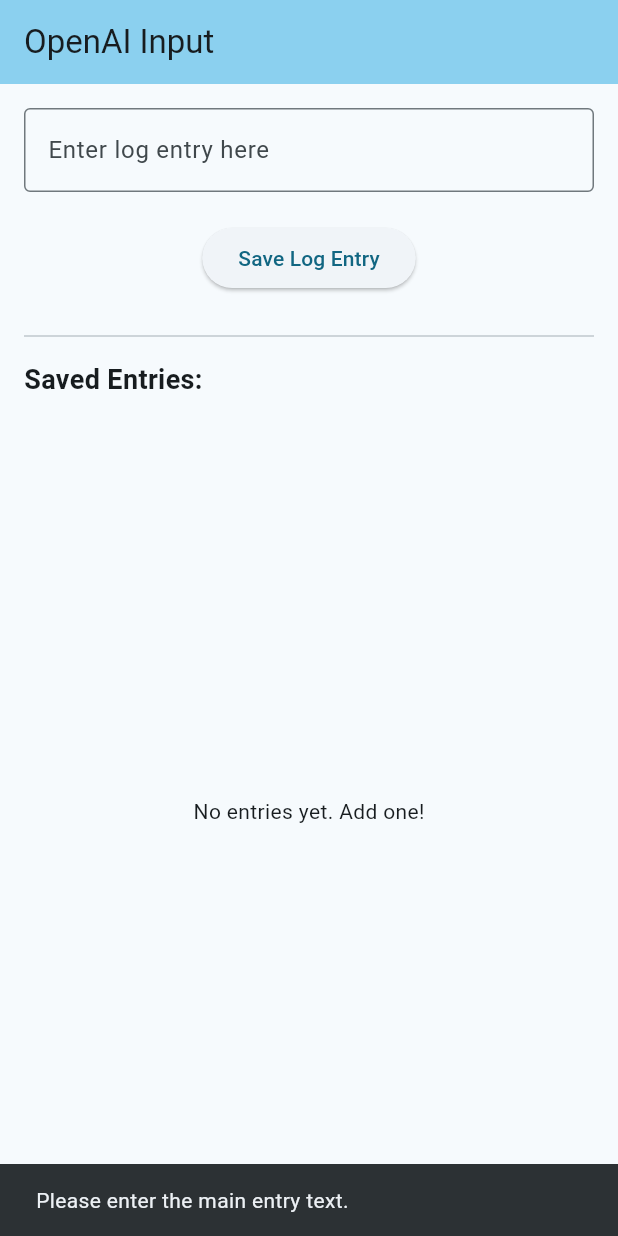
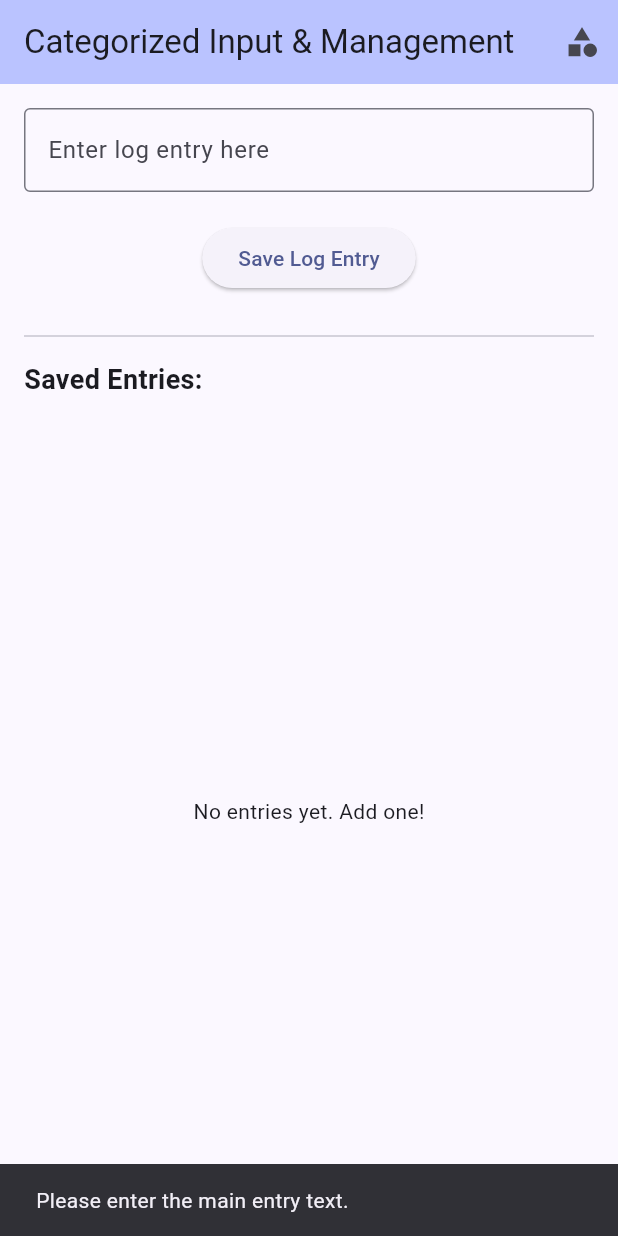
Before and after one commit to AndrewBert/log-everything, a Flutter app: the screen it shows after launch, after a tap on "Save Log Entry", on a phone screen of 412 x 824 dp. Run offline on Flutter 3.47's test engine with Material 3 defaults, Android fonts, the phone set to English and light mode, and no system bars; our stand-ins replace bloc, flutter_bloc, flutter_dotenv, shared_preferences.

Commit message:
custom categories

```diff
--- a/lib/cubit/entry_cubit.dart
+++ b/lib/cubit/entry_cubit.dart
@@ -5,30 +5,166 @@ import 'package:http/http.dart' as http;
 import '../entry.dart';
 import 'dart:convert';
 
-class EntryCubit extends Cubit<List<Entry>> {
-  EntryCubit() : super([]);
+// 1. Define a state class to hold both entries and categories
+class EntryState {
+  final List<Entry> entries;
+  final List<String> categories;
+  final bool isLoading; // Optional: track loading state
+
+  EntryState({
+    this.entries = const [],
+    this.categories = const [],
+    this.isLoading = false,
+  });
+
+  // Helper method to create a copy with updated values
+  EntryState copyWith({
+    List<Entry>? entries,
+    List<String>? categories,
+    bool? isLoading,
+  }) {
+    return EntryState(
+      entries: entries ?? this.entries,
+      categories: categories ?? this.categories,
+      isLoading: isLoading ?? this.isLoading,
+    );
+  }
+}
+
+class EntryCubit extends Cubit<EntryState> {
+  // Initialize with an empty EntryState
+  EntryCubit() : super(EntryState()) {
+    // Load initial data when cubit is created
+    _loadAllData();
+  }
 
   static const String _entriesKey = 'saved_entries_v3_categorized';
-  final String _apiKey = dotenv.env['OPENAI_API_KEY'] ?? 'YOUR_API_KEY_NOT_FOUND';
-  // Updated API URL based on the provided documentation
+  static const String _categoriesKey =
+      'custom_categories_v1'; // New key for categories
+  final String _apiKey =
+      dotenv.env['OPENAI_API_KEY'] ?? 'YOUR_API_KEY_NOT_FOUND';
   final String _apiUrl = 'https://api.openai.com/v1/responses';
 
-  // Get category from OpenAI API using the /v1/responses endpoint
+  // --- Category Management ---
+
+  List<String> get _defaultCategories => [
+    'Food',
+    'Work',
+    'Exercise',
+    'Shopping',
+    'Idea',
+    'Finance',
+    'Social',
+    'Health',
+    'Home',
+    'Commute',
+    'Media',
+    'Sleep',
+    'Observation',
+    'Misc',
+  ];
+
+  Future<void> _loadCategories() async {
+    final prefs = await SharedPreferences.getInstance();
+    final savedCategories = prefs.getStringList(_categoriesKey);
+    if (savedCategories == null || savedCategories.isEmpty) {
+      // If no categories saved, use defaults and save them
+      emit(state.copyWith(categories: _defaultCategories));
+      await _saveCategories(_defaultCategories);
+    } else {
+      emit(state.copyWith(categories: savedCategories));
+    }
+    print("Cubit: Loaded Categories: ${state.categories}");
+  }
+
+  Future<void> _saveCategories(List<String> categories) async {
+    final prefs = await SharedPreferences.getInstance();
+    await prefs.setStringList(_categoriesKey, categories);
+    print("Cubit: Saved Categories: $categories");
+  }
+
+  Future<void> addCustomCategory(String newCategory) async {
+    final trimmedCategory = newCategory.trim();
+    if (trimmedCategory.isNotEmpty &&
+        !state.categories.contains(trimmedCategory)) {
+      // Create a new list instance for state update
+      final updatedCategories = List<String>.from(state.categories)
+        ..add(trimmedCategory);
+      emit(state.copyWith(categories: updatedCategories)); // Update state
+      await _saveCategories(updatedCategories); // Persist
+    }
+  }
+
+  // --- Entry Loading/Saving (Modified to use EntryState) ---
+
+  Future<void> _loadEntries() async {
+    final prefs = await SharedPreferences.getInstance();
+    List<Entry> loadedEntries = [];
+    bool loadSuccess = true;
+
+    try {
+      final savedEntriesJson = prefs.getStringList(_entriesKey) ?? [];
+      if (savedEntriesJson.isNotEmpty) {
+        loadedEntries =
+            savedEntriesJson.map((jsonString) {
+              return Entry.fromJsonString(jsonString);
+            }).toList();
+      }
+      print(
+        'Cubit: Successfully loaded ${loadedEntries.length} categorized entries.',
+      );
+      // Emit combined state
+      emit(state.copyWith(entries: loadedEntries));
+    } catch (e) {
+      print(
+        'Cubit Error loading entries: $e. Clearing potentially incompatible data for key $_entriesKey.',
+      );
+      loadSuccess = false;
+      await prefs.remove(_entriesKey);
+      // Emit combined state with empty entries
+      emit(state.copyWith(entries: []));
+    }
+  }
+
+  // Combined loading function
+  Future<void> _loadAllData() async {
+    emit(state.copyWith(isLoading: true));
+    await _loadCategories(); // Load categories first (needed for prompt)
+    await _loadEntries(); // Then load entries
+    emit(state.copyWith(isLoading: false));
+  }
+
+  Future<void> _saveEntries(List<Entry> entries) async {
+    try {
+      final prefs = await SharedPreferences.getInstance();
+      // Use the entries passed to the function (which should reflect the latest state)
+      final entriesJson = entries.map((entry) => entry.toJsonString()).toList();
+      await prefs.setStringList(_entriesKey, entriesJson);
+      print('Cubit: Saved ${entries.length} categorized entries.');
+    } catch (e) {
+      print('Cubit Error saving entries: $e');
+    }
+  }
+
+  // --- OpenAI Call (Modified to use categories from state) ---
+
   Future<String> _getCategoryFromOpenAI(String text) async {
     if (_apiKey == 'YOUR_API_KEY_NOT_FOUND') {
       print('ERROR: OpenAI API Key not found in .env file.');
       return 'Config Error';
     }
+    if (state.categories.isEmpty) {
+      print("Error: No categories loaded for prompt.");
+      return 'Config Error'; // Cannot proceed without categories
+    }
 
     print("Calling OpenAI API (v1/responses) for text: '$text'");
-    final List<String> possibleCategories = [
-      'Food', 'Work', 'Exercise', 'Shopping', 'Idea', 'Finance',
-      'Social', 'Health', 'Home', 'Commute', 'Media', 'Sleep', 'Observation', 'Misc'
-    ];
+    final List<String> currentCategories =
+        state.categories; // Use categories from state
 
-    // Use the 'instructions' field for the system prompt
+    // Fixed: Use single quotes for the join separator
     final String instructions =
-        "You are a text categorization assistant. Based on the user's input, assign ONE of the following categories: ${possibleCategories.join(", ")}. Respond with ONLY the category name and nothing else.";
+        "You are a text categorization assistant. Based on the user's input, assign ONE of the following categories: ${currentCategories.join(', ')}. Respond with ONLY the category name and nothing else.";
 
     final String inputText = text;
 
@@ -38,51 +174,48 @@ class EntryCubit extends Cubit<List<Entry>> {
         headers: {
           'Content-Type': 'application/json',
           'Authorization': 'Bearer $_apiKey',
-          // Consider adding 'OpenAI-Beta': 'assistants=v1' or similar if required by the specific API version/features, but start without.
         },
-        // Structure the body according to the /v1/responses documentation
         body: jsonEncode({
-          'model': 'gpt-4o', // Using a capable model like gpt-4o is recommended
+          'model': 'gpt-4o',
           'input': inputText,
           'instructions': instructions,
-          'temperature': 0.1, // Keep low for deterministic category
-          // max_output_tokens removed - relying on default behavior and prompt strength
-          // Removed 'messages' key
+          'temperature': 0.1,
         }),
       );
 
       if (response.statusCode == 200) {
         final responseBody = jsonDecode(response.body);
-
-        // Check response status as per the documentation
         if (responseBody['status'] == 'completed') {
-          // Navigate the new response structure
           if (responseBody['output'] != null &&
               responseBody['output'].isNotEmpty &&
               responseBody['output'][0]['type'] == 'message' &&
               responseBody['output'][0]['content'] != null &&
               responseBody['output'][0]['content'].isNotEmpty &&
-              responseBody['output'][0]['content'][0]['type'] == 'output_text' &&
-              responseBody['output'][0]['content'][0]['text'] != null)
-          {
-            String category = responseBody['output'][0]['content'][0]['text'].trim();
+              responseBody['output'][0]['content'][0]['type'] ==
+                  'output_text' &&
+              responseBody['output'][0]['content'][0]['text'] != null) {
+            String category =
+                responseBody['output'][0]['content'][0]['text'].trim();
+            category = category.replaceAll('.', '');
 
-            // Simple validation/cleanup
-            category = category.replaceAll('.', ''); // Remove trailing periods if any
-            if (possibleCategories.contains(category)) {
+            // Validate against the *current* categories list used in the prompt
+            if (currentCategories.contains(category)) {
               print("OpenAI response (/v1/responses): Category '$category'");
               return category;
             } else {
-              print("OpenAI response ('$category') not in predefined list or unexpected format. Falling back.");
-              return 'Misc'; // Fallback if unexpected response format/content
+              print(
+                "OpenAI response ('$category') not in provided list (${currentCategories.join(', ')}). Falling back.",
+              );
+              return 'Misc'; // Fallback if unexpected response
             }
           } else {
-             print('OpenAI Error: Could not find expected text in response structure.');
+            print(
+              'OpenAI Error: Could not find expected text in response structure.',
+            );
             print('Response Output: ${responseBody['output']}');
             return 'Parse Error';
           }
         } else {
-           // Handle non-completed statuses (e.g., 'failed', 'in_progress')
           print('OpenAI Error: Response status is ${responseBody['status']}');
           if (responseBody['error'] != null) {
             print('Error Details: ${responseBody['error']}');
@@ -100,55 +233,27 @@ class EntryCubit extends Cubit<List<Entry>> {
     }
   }
 
-  // Load entries (remains the same)
-  Future<void> loadEntries() async {
-     final prefs = await SharedPreferences.getInstance();
-    List<Entry> loadedEntries = [];
-    bool loadSuccess = true;
+  // --- Add Entry (Modified for EntryState) ---
 
-    try {
-      final savedEntriesJson = prefs.getStringList(_entriesKey) ?? [];
-      if (savedEntriesJson.isNotEmpty) {
-        loadedEntries = savedEntriesJson.map((jsonString) {
-          return Entry.fromJsonString(jsonString);
-        }).toList();
-      }
-      print('Cubit: Successfully loaded ${loadedEntries.length} categorized entries.');
-      emit(loadedEntries);
-    } catch (e) {
-      print('Cubit Error loading entries: $e. Clearing potentially incompatible data for key $_entriesKey.');
-      loadSuccess = false;
-      await prefs.remove(_entriesKey);
-      emit([]);
-    }
-  }
-
-  // Save entries (remains the same)
-  Future<void> _saveEntries(List<Entry> entries) async {
-     try {
-      final prefs = await SharedPreferences.getInstance();
-      final entriesJson = entries.map((entry) => entry.toJsonString()).toList();
-      await prefs.setStringList(_entriesKey, entriesJson);
-      print('Cubit: Saved ${entries.length} categorized entries.');
-    } catch (e) {
-      print('Cubit Error saving entries: $e');
-    }
-  }
-
-  // Add a new entry using OpenAI API (v1/responses) for category
   Future<void> addEntry(String text) async {
     if (text.isNotEmpty) {
       String category = 'Processing...';
 
+      // Create entry with temp category
       final tempEntry = Entry(
         text: text,
         timestamp: DateTime.now(),
         category: category,
       );
-      final tempList = List<Entry>.from(state)..add(tempEntry);
-      emit(tempList);
+
+      // Add to current entry list and emit intermediate state
+      final tempList = List<Entry>.from(state.entries)..add(tempEntry);
+      emit(
+        state.copyWith(entries: tempList, isLoading: true),
+      ); // Indicate loading
       final entryIndex = tempList.length - 1;
 
+      // Get actual category
       try {
         category = await _getCategoryFromOpenAI(text);
       } catch (e) {
@@ -156,21 +261,26 @@ class EntryCubit extends Cubit<List<Entry>> {
         category = 'Error';
       }
 
+      // Create final entry
       final finalEntry = Entry(
         text: text,
         timestamp: tempEntry.timestamp,
         category: category,
       );
 
-      final updatedList = List<Entry>.from(state);
-      if(entryIndex < updatedList.length){
-         updatedList[entryIndex] = finalEntry;
-         emit(updatedList);
-         await _saveEntries(updatedList);
+      // Update the specific entry in the list
+      // Important: Create NEW list instance for state update
+      final finalEntriesList = List<Entry>.from(state.entries);
+      if (entryIndex < finalEntriesList.length) {
+        finalEntriesList[entryIndex] = finalEntry;
+        emit(
+          state.copyWith(entries: finalEntriesList, isLoading: false),
+        ); // Emit final state
+        await _saveEntries(finalEntriesList); // Save
       } else {
         print("Error updating entry, index out of bounds. Adding as new.");
-         final fallbackList = List<Entry>.from(state)..add(finalEntry);
-         emit(fallbackList);
+        final fallbackList = List<Entry>.from(state.entries)..add(finalEntry);
+        emit(state.copyWith(entries: fallbackList, isLoading: false));
         await _saveEntries(fallbackList);
       }
     }
--- a/lib/main.dart
+++ b/lib/main.dart
@@ -1,14 +1,13 @@
 import 'package:flutter/material.dart';
 import 'package:flutter_bloc/flutter_bloc.dart';
 import 'package:intl/intl.dart';
-import 'package:flutter_dotenv/flutter_dotenv.dart'; // Import dotenv
+import 'package:flutter_dotenv/flutter_dotenv.dart';
 import 'entry.dart';
-import 'cubit/entry_cubit.dart';
+import 'cubit/entry_cubit.dart'; // Import the Cubit and its State
 
 Future<void> main() async {
-  // Make main async
-  WidgetsFlutterBinding.ensureInitialized(); // Ensure bindings are initialized
-  await dotenv.load(fileName: ".env"); // Load the .env file
+  WidgetsFlutterBinding.ensureInitialized();
+  await dotenv.load(fileName: ".env");
   runApp(const MyApp());
 }
 
@@ -19,21 +18,18 @@ class MyApp extends StatelessWidget {
   Widget build(BuildContext context) {
     Intl.defaultLocale = 'en_US';
     return BlocProvider(
-      // Pass dotenv to the cubit if needed, or load within cubit
-      create: (context) => EntryCubit()..loadEntries(),
+      create: (context) => EntryCubit(),
       child: MaterialApp(
-        title: 'OpenAI Input App',
+        title: 'Custom Category App',
         theme: ThemeData(
-          colorScheme: ColorScheme.fromSeed(seedColor: Colors.blueGrey),
+          colorScheme: ColorScheme.fromSeed(seedColor: Colors.indigo),
           useMaterial3: true,
         ),
-        home: const MyHomePage(title: 'OpenAI Input'),
+        home: const MyHomePage(title: 'Categorized Input & Management'),
       ),
     );
   }
 }
-
-// --- Rest of MyHomePage and _MyHomePageState remain the same ---
 
 class MyHomePage extends StatefulWidget {
   const MyHomePage({super.key, required this.title});
@@ -56,13 +52,12 @@ class _MyHomePageState extends State<MyHomePage> {
 
   void _handleInput() {
     final String currentInput = _textController.text;
-
     if (currentInput.isNotEmpty) {
       context.read<EntryCubit>().addEntry(currentInput);
       _textController.clear();
       ScaffoldMessenger.of(context).showSnackBar(
         const SnackBar(
-          content: Text('Processing entry...'), // Indicate processing
+          content: Text('Processing entry...'),
           duration: Duration(milliseconds: 800),
         ),
       );
@@ -73,12 +68,107 @@ class _MyHomePageState extends State<MyHomePage> {
     }
   }
 
+  // --- UI for Category Management ---
+  void _showManageCategoriesDialog() {
+    final categoryInputController = TextEditingController();
+
+    showDialog(
+      context: context,
+      // Use BlocProvider.value to pass the existing Cubit instance to the dialog subtree
+      builder:
+          (_) => BlocProvider.value(
+            value: BlocProvider.of<EntryCubit>(
+              context,
+            ), // Pass the existing cubit
+            child: AlertDialog(
+              title: const Text('Manage Categories'),
+              // Make content scrollable in case of many categories
+              content: SizedBox(
+                width: double.maxFinite, // Use available width
+                child: Column(
+                  mainAxisSize: MainAxisSize.min, // Take minimum vertical space
+                  children: [
+                    // Listen to the Cubit state for categories
+                    BlocBuilder<EntryCubit, EntryState>(
+                      builder: (context, state) {
+                        if (state.categories.isEmpty) {
+                          return const Text('No categories found.');
+                        }
+                        // Display categories in a scrollable list
+                        return Expanded(
+                          child: ListView.builder(
+                            shrinkWrap: true, // Important for Column layout
+                            itemCount: state.categories.length,
+                            itemBuilder: (context, index) {
+                              final category = state.categories[index];
+                              return ListTile(
+                                title: Text(category),
+                                dense: true,
+                                // Optional: Add delete button here later
+                              );
+                            },
+                          ),
+                        );
+                      },
+                    ),
+                    const Divider(),
+                    // Input field to add a new category
+                    Padding(
+                      padding: const EdgeInsets.only(top: 8.0),
+                      child: TextField(
+                        controller: categoryInputController,
+                        decoration: const InputDecoration(
+                          labelText: 'New Category Name',
+                          hintText: 'Enter category to add...',
+                          border: OutlineInputBorder(),
+                          contentPadding: EdgeInsets.symmetric(
+                            horizontal: 10,
+                            vertical: 8,
+                          ),
+                        ),
+                      ),
+                    ),
+                  ],
+                ),
+              ),
+              actions: [
+                TextButton(
+                  child: const Text('Cancel'),
+                  onPressed: () => Navigator.of(context).pop(),
+                ),
+                TextButton(
+                  child: const Text('Add Category'),
+                  onPressed: () {
+                    final newCategory = categoryInputController.text;
+                    if (newCategory.isNotEmpty) {
+                      // Call the cubit method to add
+                      context.read<EntryCubit>().addCustomCategory(newCategory);
+                      categoryInputController
+                          .clear(); // Clear field after adding
+                      // Optionally, keep the dialog open or close it
+                      // Navigator.of(context).pop();
+                    }
+                  },
+                ),
+              ],
+            ),
+          ),
+    );
+  }
+
   @override
   Widget build(BuildContext context) {
     return Scaffold(
       appBar: AppBar(
         backgroundColor: Theme.of(context).colorScheme.inversePrimary,
         title: Text(widget.title),
+        actions: [
+          IconButton(
+            icon: const Icon(Icons.category),
+            tooltip: 'Manage Categories',
+            onPressed: _showManageCategoriesDialog,
+          ),
+        ],
       ),
       body: Padding(
         padding: const EdgeInsets.all(16.0),
@@ -112,25 +202,45 @@ class _MyHomePageState extends State<MyHomePage> {
               ),
             ),
             Expanded(
-              child: BlocBuilder<EntryCubit, List<Entry>>(
-                builder: (context, entries) {
-                  if (entries.isEmpty) {
+              child: BlocBuilder<EntryCubit, EntryState>(
+                builder: (context, state) {
+                  if (state.isLoading && state.entries.isEmpty) {
+                    return const Center(child: CircularProgressIndicator());
+                  }
+                  if (state.entries.isEmpty) {
                     return const Center(
                       child: Text('No entries yet. Add one!'),
                     );
                   }
                   return ListView.builder(
-                    itemCount: entries.length,
+                    itemCount: state.entries.length,
                     itemBuilder: (context, index) {
-                      final entry = entries[entries.length - 1 - index];
+                      final entry =
+                          state.entries[state.entries.length - 1 - index];
+                      bool isProcessing = entry.category == 'Processing...';
                       return Card(
                         margin: const EdgeInsets.symmetric(vertical: 4.0),
                         child: ListTile(
                           title: Text(entry.text),
                           subtitle: Text(
                             '${entry.category} - ${_formatter.format(entry.timestamp)}',
-                            style: TextStyle(color: Colors.grey[700]),
+                            style: TextStyle(
+                              color:
+                                  isProcessing
+                                      ? Colors.orange
+                                      : Colors.grey[700],
+                            ),
                           ),
+                          trailing:
+                              isProcessing
+                                  ? const SizedBox(
+                                    width: 20,
+                                    height: 20,
+                                    child: CircularProgressIndicator(
+                                      strokeWidth: 2.0,
+                                    ),
+                                  )
+                                  : null,
                           dense: true,
                         ),
                       );
```
Lines whose indentation alone changed are shown as unchanged.
